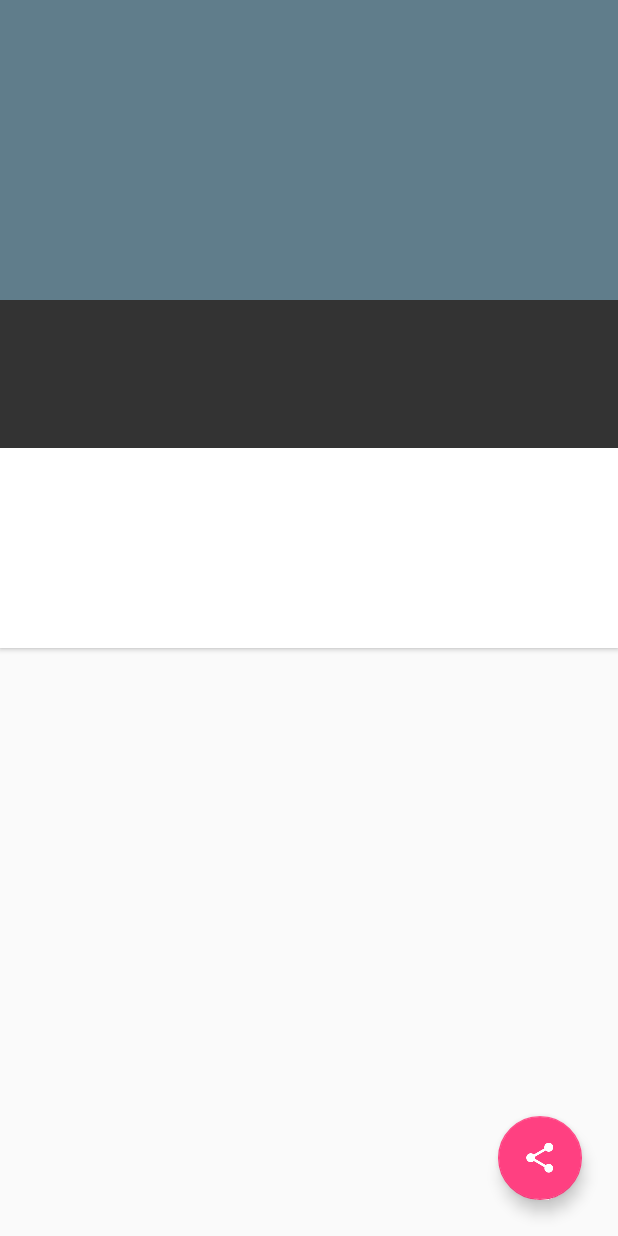
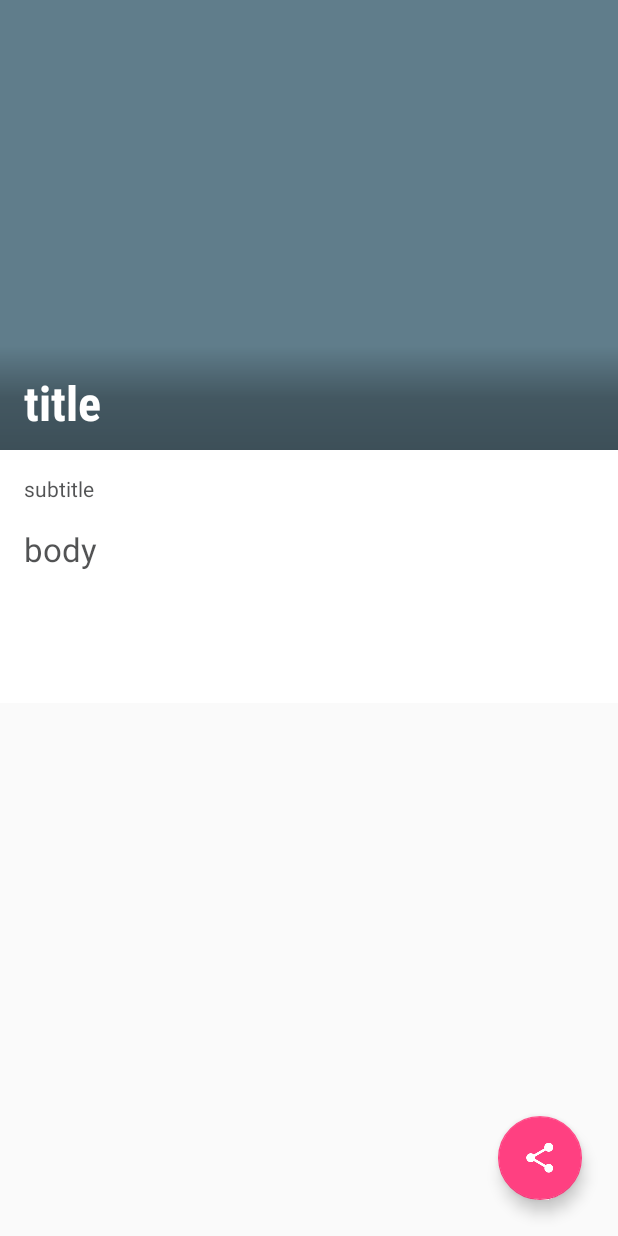
Before and after one commit to gitskim/XYZ-Reader-Udacity, an Android app: the layout fragment_article_detail.xml on its own in the app's theme, with its tools: preview values and no code run, on a phone screen of 412 x 824 dp. Run offline under Robolectric (Android 15) with nearby library versions, the phone set to English and light mode, and no system bars.

Commit message:
Added gradient to the title and adjusted the toolbar name

```diff
--- a/XYZReader/src/main/java/com/example/xyzreader/ui/ArticleDetailFragment.java
+++ b/XYZReader/src/main/java/com/example/xyzreader/ui/ArticleDetailFragment.java
@@ -10,6 +10,7 @@ import android.graphics.Typeface;
 import android.graphics.drawable.BitmapDrawable;
 import android.graphics.drawable.ColorDrawable;
 import android.os.Bundle;
+import android.support.design.widget.AppBarLayout;
 import android.support.design.widget.CollapsingToolbarLayout;
 import android.support.design.widget.CoordinatorLayout;
 import android.support.v4.app.ShareCompat;
@@ -51,8 +52,9 @@ public class ArticleDetailFragment extends Fragment implements
     private CoordinatorLayout mCoordinatorLayout;
     private ColorDrawable mStatusBarColorDrawable;
     private CollapsingToolbarLayout mCollapsingToolbarLayout;
+    private AppBarLayout mAppBarLayout;
     private int mTopInset;
-    private View mPhotoContainerView;
+    private AppBarLayout mPhotoContainerView;
     private Toolbar mToolbar;
     private int mScrollY;
     private boolean mIsCard = false;
@@ -131,7 +133,7 @@ public class ArticleDetailFragment extends Fragment implements
 
         mToolbar = (Toolbar) mRootView.findViewById(R.id.photo);
         mToolbarImageView = (ImageView) mRootView.findViewById(R.id.toolbar_image);
-        mPhotoContainerView = mRootView.findViewById(R.id.photo_container);
+        mPhotoContainerView = (AppBarLayout) mRootView.findViewById(R.id.photo_container);
 
         mStatusBarColorDrawable = new ColorDrawable(0);
 
@@ -186,7 +188,6 @@ public class ArticleDetailFragment extends Fragment implements
 
         TextView titleView = (TextView) mRootView.findViewById(R.id.article_title);
         TextView bylineView = (TextView) mRootView.findViewById(R.id.article_byline);
-        bylineView.setMovementMethod(new LinkMovementMethod());
         TextView bodyView = (TextView) mRootView.findViewById(R.id.article_body);
         bodyView.setTypeface(Typeface.createFromAsset(getResources().getAssets(), "Rosario-Regular.ttf"));
 
@@ -196,15 +197,36 @@ public class ArticleDetailFragment extends Fragment implements
             mRootView.animate().alpha(1);
             mTitle = mCursor.getString(ArticleLoader.Query.TITLE);
             titleView.setText(mTitle);
-            mCollapsingToolbarLayout.setTitle(mTitle);
+
+            mPhotoContainerView.addOnOffsetChangedListener(new AppBarLayout.OnOffsetChangedListener() {
+                int scrollRange = -1;
+                boolean isShow = false;
+
+                @Override
+                public void onOffsetChanged(AppBarLayout appBarLayout, int verticalOffset) {
+                    if (scrollRange == -1) {
+                        scrollRange = appBarLayout.getTotalScrollRange();
+                    }
+                    Log.d(TAG, "hola scroll range:" + scrollRange + " total scroll range: " + appBarLayout.getTotalScrollRange() +
+                            " vertical offset: " + verticalOffset);
+                    if (scrollRange + verticalOffset == 0) {
+                        mCollapsingToolbarLayout.setTitle(mTitle);
+                        isShow = true;
+                    } else if (isShow) {
+                        mCollapsingToolbarLayout.setTitle("");
+                        isShow = false;
+                    }
+                }
+            });
             bylineView.setText(Html.fromHtml(
                     DateUtils.getRelativeTimeSpanString(
                             mCursor.getLong(ArticleLoader.Query.PUBLISHED_DATE),
                             System.currentTimeMillis(), DateUtils.HOUR_IN_MILLIS,
                             DateUtils.FORMAT_ABBREV_ALL).toString()
-                            + " by <font color='#ffffff'>"
+                            + " by "
                             + mCursor.getString(ArticleLoader.Query.AUTHOR)
                             + "</font>"));
+
             bodyView.setText(Html.fromHtml(mCursor.getString(ArticleLoader.Query.BODY)));
             ImageLoaderHelper.getInstance(getActivity()).getImageLoader()
                     .get(mCursor.getString(ArticleLoader.Query.PHOTO_URL), new ImageLoader.ImageListener() {
--- /dev/null
+++ b/XYZReader/src/main/res/drawable/scrim_gradient.xml
@@ -0,0 +1,26 @@
+<!--
+  Copyright 2014 Google Inc.
+
+  Licensed under the Apache License, Version 2.0 (the "License");
+  you may not use this file except in compliance with the License.
+  You may obtain a copy of the License at
+
+      http://www.apache.org/licenses/LICENSE-2.0
+
+  Unless required by applicable law or agreed to in writing, software
+  distributed under the License is distributed on an "AS IS" BASIS,
+  WITHOUT WARRANTIES OR CONDITIONS OF ANY KIND, either express or implied.
+  See the License for the specific language governing permissions and
+  limitations under the License.
+  -->
+
+<shape
+    xmlns:android="http://schemas.android.com/apk/res/android"
+    android:shape="rectangle">
+    <gradient
+        android:angle="-90"
+        android:centerColor="#4d000000"
+        android:endColor="#5d000000"
+        android:startColor="@color/transparent"
+        android:type="linear" />
+</shape>
--- a/XYZReader/src/main/res/layout/activity_article_detail.xml
+++ b/XYZReader/src/main/res/layout/activity_article_detail.xml
@@ -17,7 +17,7 @@
             android:id="@+id/action_up"
             android:layout_width="56dp"
             android:layout_height="?actionBarSize"
-            android:layout_marginTop="6dp"
+            android:layout_marginTop="12dp"
             android:background="?selectableItemBackgroundBorderless"
             android:contentDescription="@string/up"
             android:src="@drawable/ic_arrow_back"
--- a/XYZReader/src/main/res/layout/fragment_article_detail.xml
+++ b/XYZReader/src/main/res/layout/fragment_article_detail.xml
@@ -1,5 +1,6 @@
 <android.support.design.widget.CoordinatorLayout xmlns:android="http://schemas.android.com/apk/res/android"
     xmlns:app="http://schemas.android.com/apk/res-auto"
+    xmlns:tools="http://schemas.android.com/tools"
     android:id="@+id/draw_insets_frame_layout"
     android:layout_width="match_parent"
     android:layout_height="match_parent"
@@ -8,7 +9,7 @@
     <android.support.design.widget.AppBarLayout
         android:id="@+id/photo_container"
         android:layout_width="match_parent"
-        android:layout_height="200dp"
+        android:layout_height="300dp"
         android:elevation="8dp"
         android:fitsSystemWindows="true"
         android:theme="@style/ThemeOverlay.AppCompat.Dark.ActionBar">
@@ -19,10 +20,17 @@
             android:layout_height="match_parent"
             android:fitsSystemWindows="true"
             android:minHeight="?attr/actionBarSize"
-            app:collapsedTitleTextAppearance="@style/TextAppearance.AppCompat.Widget.ActionBar.Title.Inverse"
             app:contentScrim="?attr/colorPrimary"
+
             app:expandedTitleTextAppearance="@android:color/transparent"
-            app:layout_scrollFlags="scroll|exitUntilCollapsed">
+            app:layout_scrollFlags="scroll|exitUntilCollapsed|snap">
+
+            <FrameLayout
+                android:id="@+id/meta_bar"
+                android:layout_width="match_parent"
+                android:layout_height="match_parent"
+                android:layout_gravity="bottom"
+                android:orientation="vertical">
 
                 <ImageView
                     android:id="@+id/toolbar_image"
@@ -31,13 +39,34 @@
                     android:adjustViewBounds="true"
                     android:fitsSystemWindows="true"
                     android:scaleType="centerCrop"
-                android:transitionName="@string/transition_image"
                     app:layout_collapseMode="parallax" />
+
+                <TextView
+                    android:id="@+id/article_title"
+                    style="?android:attr/textAppearanceLarge"
+                    android:layout_width="match_parent"
+                    android:layout_height="wrap_content"
+                    android:layout_gravity="bottom"
+                    android:background="@drawable/scrim_gradient"
+                    android:fontFamily="sans-serif-condensed"
+                    android:lineSpacingMultiplier="0.9"
+                    android:paddingBottom="@dimen/detail_metabar_title_bottom_padding"
+                    android:paddingLeft="@dimen/detail_inner_horiz_margin"
+                    android:paddingRight="@dimen/detail_inner_horiz_margin"
+                    android:paddingTop="@dimen/detail_metabar_vert_padding"
+                    android:textColor="#fff"
+                    android:textSize="@dimen/detail_title_text_size"
+                    android:textStyle="bold"
+                    tools:text="title" />
+
+            </FrameLayout>
 
             <!--Note that toolbar needs to be match parent for both width and height because it's w&h is the same as that of the image view-->
             <android.support.v7.widget.Toolbar
                 android:id="@+id/photo"
                 android:layout_width="match_parent"
+                android:paddingTop="20dp"
+                android:paddingLeft="50dp"
                 android:layout_height="?attr/actionBarSize"
                 android:theme="@style/AppTheme.AppBarOverlay"
                 app:layout_collapseMode="pin"
@@ -59,42 +88,19 @@
             android:layout_height="wrap_content"
             android:layout_gravity="center_horizontal"
             android:background="#fff"
-            android:elevation="2dp"
             android:maxWidth="@dimen/detail_card_max_width"
             android:orientation="vertical">
-
-            <LinearLayout
-                android:id="@+id/meta_bar"
-                android:layout_width="match_parent"
-                android:layout_height="wrap_content"
-                android:layout_gravity="bottom"
-                android:layout_marginBottom="@dimen/detail_metabar_vert_padding"
-                android:background="#333"
-                android:orientation="vertical"
-                android:paddingBottom="@dimen/detail_metabar_vert_padding"
-                android:paddingLeft="@dimen/detail_inner_horiz_margin"
-                android:paddingRight="@dimen/detail_inner_horiz_margin"
-                android:paddingTop="@dimen/detail_metabar_vert_padding">
-
-                <TextView
-                    android:id="@+id/article_title"
-                    style="?android:attr/textAppearanceLarge"
-                    android:layout_width="match_parent"
-                    android:layout_height="wrap_content"
-                    android:fontFamily="sans-serif-condensed"
-                    android:lineSpacingMultiplier="0.9"
-                    android:paddingBottom="@dimen/detail_metabar_title_bottom_padding"
-                    android:textColor="#fff"
-                    android:textSize="@dimen/detail_title_text_size"
-                    android:textStyle="bold" />
 
             <TextView
                 android:id="@+id/article_byline"
                 style="?android:attr/textAppearanceSmall"
-                    android:layout_width="wrap_content"
+                android:layout_width="match_parent"
                 android:layout_height="wrap_content"
-                    android:textColor="#8fff" />
-            </LinearLayout>
+                android:paddingBottom="@dimen/detail_metabar_vert_padding"
+                android:paddingLeft="@dimen/detail_inner_horiz_margin"
+                android:paddingTop="@dimen/detail_metabar_vert_padding"
+                android:textColor="@color/jet_black"
+                tools:text="subtitle" />
 
             <TextView
                 android:id="@+id/article_body"
@@ -107,7 +113,8 @@
                 android:paddingBottom="@dimen/detail_body_bottom_margin"
                 android:textColor="@color/jet_black"
                 android:textColorLink="@color/colorAccent"
-                android:textSize="@dimen/detail_body_text_size" />
+                android:textSize="@dimen/detail_body_text_size"
+                tools:text="body" />
 
         </LinearLayout>
     </ScrollView>
--- a/XYZReader/src/main/res/values/colors.xml
+++ b/XYZReader/src/main/res/values/colors.xml
@@ -25,4 +25,5 @@
     <color name="jet_black">#bb131516</color>
 
     <color name="ltgray">#ffe0e0e0</color>
+    <color name="transparent">#00000000</color>
 </resources>
--- a/XYZReader/src/main/res/values/dimens.xml
+++ b/XYZReader/src/main/res/values/dimens.xml
@@ -20,7 +20,7 @@
     <dimen name="detail_inner_horiz_margin">16dp</dimen>
     <dimen name="detail_card_max_width">10000dp</dimen> <!-- force match_parent -->
     <dimen name="detail_metabar_vert_padding">16dp</dimen>
-    <dimen name="detail_metabar_title_bottom_padding">4dp</dimen>
+    <dimen name="detail_metabar_title_bottom_padding">10dp</dimen>
     <dimen name="detail_body_top_margin">16dp</dimen>
     <dimen name="detail_body_bottom_margin">88dp</dimen>
 </resources>
```
Lines whose indentation alone changed are shown as unchanged.
